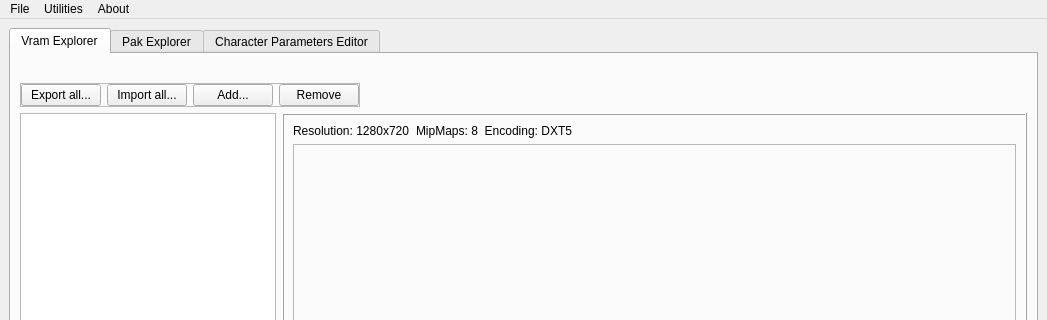
The window that lib/design/Raging_Tools/Raging_Tools.ui (adsl14/Raging-tools) describes before a commit, drawn with Qt 5; both pictures show x 0 to 1047 and y 0 to 320 of the 1047 by 853 pixel window.
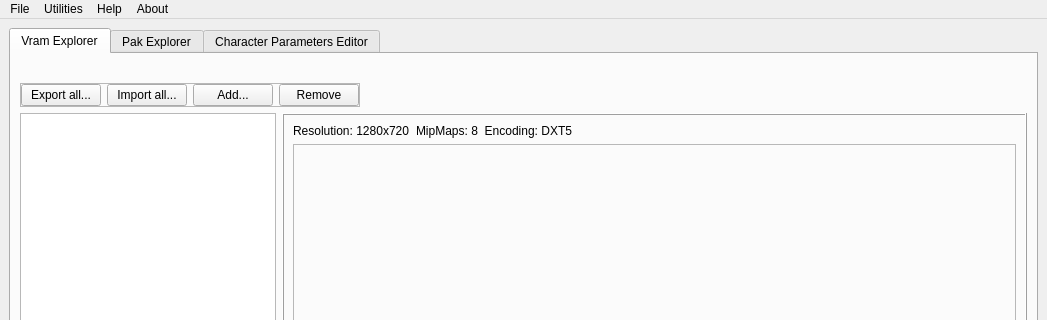
The same window after the commit. Icons and pictures are not drawn.

Commit message: - Added a 'Help' tab with a texture specification guide. - Changed validation when importing textures. - Improved the code when checking importing a new texture over a swizzled texture in PS3.

The edit to the form file:
```diff
--- a/lib/design/Raging_Tools/Raging_Tools.ui
+++ b/lib/design/Raging_Tools/Raging_Tools.ui
@@ -9689,8 +9689,15 @@
     <addaction name="menuPacker"/>
     <addaction name="menuConverter"/>
    </widget>
+   <widget class="QMenu" name="menuHelp">
+    <property name="title">
+     <string>Help</string>
+    </property>
+    <addaction name="actionTexturesSpec"/>
+   </widget>
    <addaction name="menuFIle"/>
    <addaction name="menuUtilities"/>
+   <addaction name="menuHelp"/>
    <addaction name="menuAbout"/>
   </widget>
   <widget class="QStatusBar" name="statusbar">
```
Left out of the diff: 483 changed lines with no effect on the pictures. The commit also changes 7 other files.
